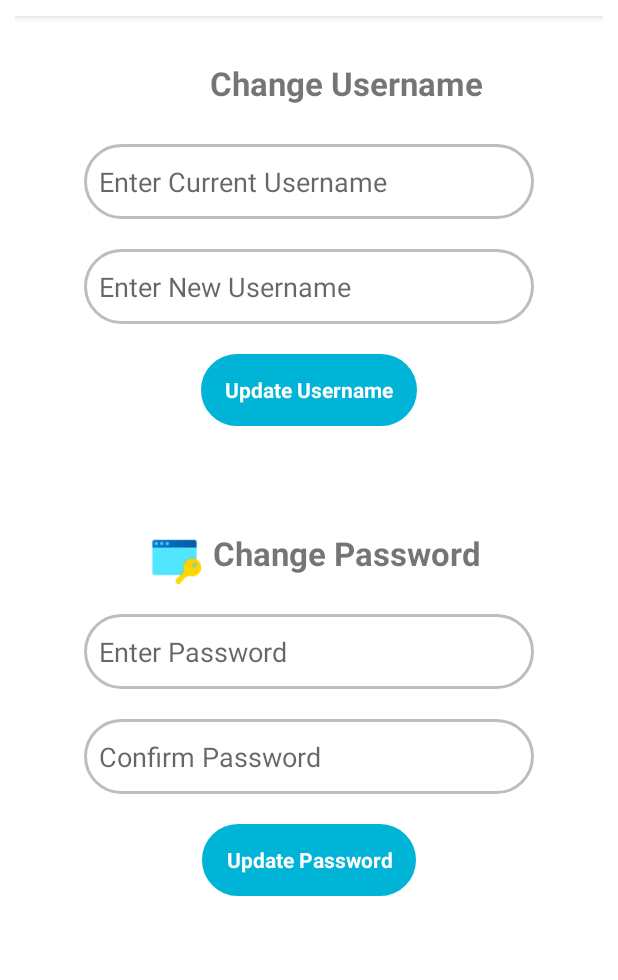
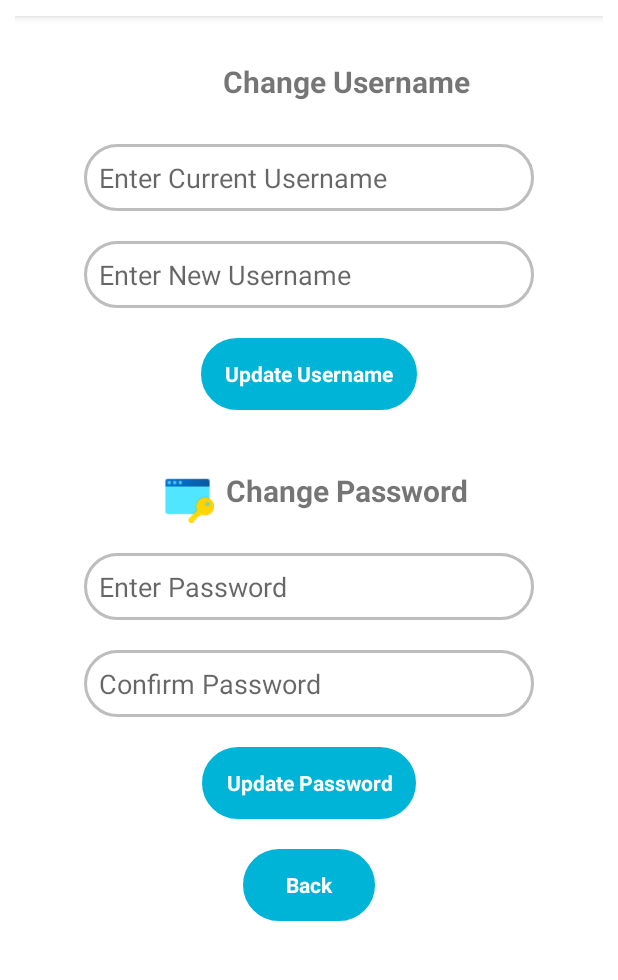
Before and after one commit to DocchiAndroid/Docchi, an Android app: the SettingActivity screen opened directly, with no data from a screen before it, on a phone screen of 412 x 824 dp, the part 83-1063 px from its top. Run offline under Robolectric (Android 15) with nearby library versions, the light colour scheme and no system bars; libraries missing offline, so code that uses them is left out: com.parse; Roboto replaces fonts that are not available here; 1 statement that could not run was skipped.

Commit message:
Add button to settings

```diff
--- a/app/src/main/java/com/example/docchi/SettingActivity.java
+++ b/app/src/main/java/com/example/docchi/SettingActivity.java
@@ -25,6 +25,7 @@ public class SettingActivity extends AppCompatActivity {
   EditText etNewPassword;
   Button btnUpdateUsername;
   Button btnUpdatePassword;
+  Button btnBack;
   String TAG = "Settings";
 
   @Override
@@ -40,6 +41,7 @@ public class SettingActivity extends AppCompatActivity {
     etNewUsername = findViewById(R.id.etNewUsername);
     etCurrentPassword = findViewById(R.id.etCurrentPassword);
     etNewPassword = findViewById(R.id.etNewPassword);
+    btnBack = findViewById(R.id.btnBack);
 
     btnUpdateUsername = findViewById(R.id.btnUpdateUsername);
     btnUpdatePassword = findViewById(R.id.btnUpdatePassword);
@@ -64,9 +66,6 @@ public class SettingActivity extends AppCompatActivity {
       }
     });
 
-
-
-
     btnUpdatePassword.setOnClickListener(new View.OnClickListener() {
       @Override
       public void onClick(View view) {
@@ -85,6 +84,16 @@ public class SettingActivity extends AppCompatActivity {
 
       }
     });
+
+    btnBack.setOnClickListener(new View.OnClickListener() {
+      @Override
+      public void onClick(View view) {
+        Log.i("SettingsActivity", "Here");
+        Intent intent = new Intent(SettingActivity.this, MainActivity.class);
+        startActivity(intent);
+      }
+    });
+
   }
 
   @Override
--- a/app/src/main/res/layout/activity_setting.xml
+++ b/app/src/main/res/layout/activity_setting.xml
@@ -35,7 +35,7 @@
             android:layout_marginTop="30dp"
             android:textStyle="bold"
             android:gravity="center"
-            android:textSize="22sp"
+            android:textSize="20sp"
             android:text="Change Username" />
 
     </LinearLayout>
@@ -44,7 +44,7 @@
     <EditText
         android:id="@+id/etCurrentUsername"
         android:layout_width="300dp"
-        android:layout_height="50dp"
+        android:layout_height="wrap_content"
         android:layout_marginTop="20dp"
         android:layout_gravity="center_horizontal"
         android:background="@drawable/et_settings"
@@ -55,7 +55,7 @@
     <EditText
         android:id="@+id/etNewUsername"
         android:layout_width="300dp"
-        android:layout_height="50dp"
+        android:layout_height="wrap_content"
         android:layout_marginTop="20dp"
         android:layout_gravity="center_horizontal"
         android:background="@drawable/et_settings"
@@ -87,7 +87,7 @@
             android:layout_width="50dp"
             android:layout_height="35dp"
             android:src="@drawable/ic_password_settings"
-            android:layout_marginTop="70dp"
+            android:layout_marginTop="40dp"
             />
 
 
@@ -95,10 +95,10 @@
             android:id="@+id/tvChangePassword"
             android:layout_width="match_parent"
             android:layout_height="wrap_content"
-            android:layout_marginTop="70dp"
+            android:layout_marginTop="40dp"
             android:textStyle="bold"
             android:gravity="center"
-            android:textSize="22sp"
+            android:textSize="20sp"
             android:text="Change Password" />
 
     </LinearLayout>
@@ -107,7 +107,7 @@
     <EditText
         android:id="@+id/etCurrentPassword"
         android:layout_width="300dp"
-        android:layout_height="50dp"
+        android:layout_height="wrap_content"
         android:layout_marginTop="20dp"
         android:layout_gravity="center_horizontal"
         android:background="@drawable/et_settings"
@@ -119,7 +119,7 @@
     <EditText
         android:id="@+id/etNewPassword"
         android:layout_width="300dp"
-        android:layout_height="50dp"
+        android:layout_height="wrap_content"
         android:layout_marginTop="20dp"
         android:layout_gravity="center_horizontal"
         android:background="@drawable/et_settings"
@@ -140,4 +140,16 @@
         android:textAppearance="@style/TextAppearance.AppCompat.Small"
         android:textColor="@color/white" />
 
+    <Button
+        android:id="@+id/btnBack"
+        android:layout_width="wrap_content"
+        android:layout_height="wrap_content"
+        android:layout_gravity="center_horizontal"
+        android:layout_marginTop="20dp"
+        android:background="@drawable/et_rounded"
+        android:text="Back"
+        android:textStyle="bold"
+        android:textAppearance="@style/TextAppearance.AppCompat.Small"
+        android:textColor="@color/white" />
+
 </LinearLayout>
```
Also changed, not shown: app/src/main/java/com/example/docchi/HelpActivity.java (+15 -0 lines), app/src/main/res/layout/activity_help.xml (+11 -0 lines).
